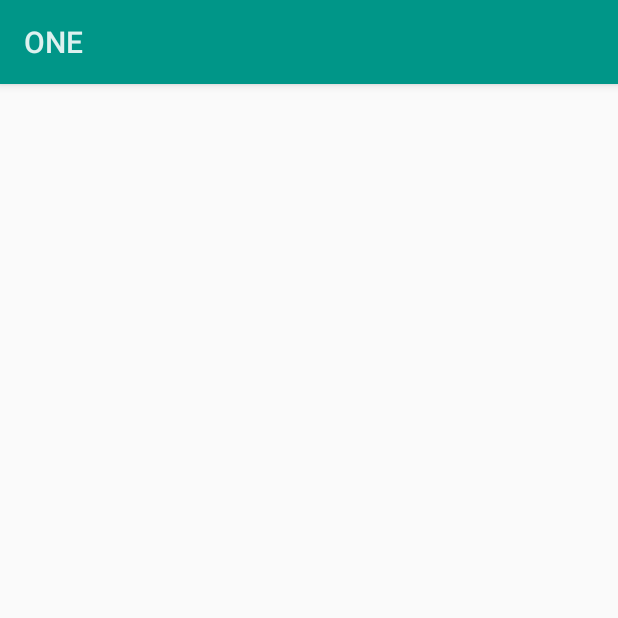
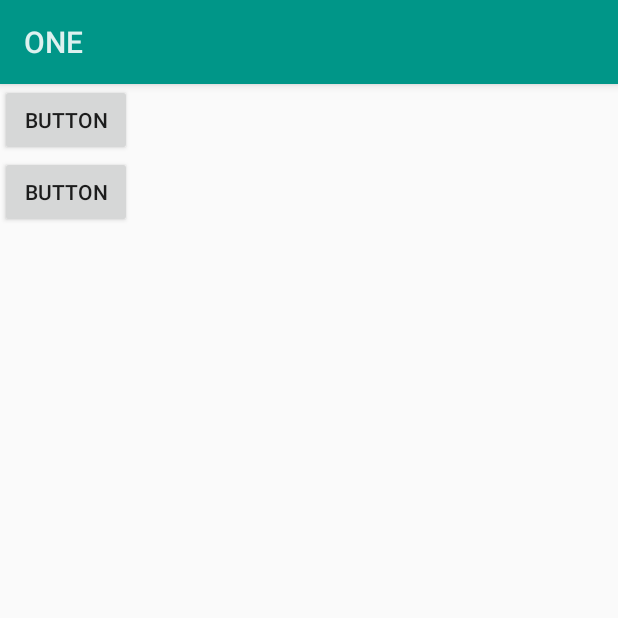
Before and after one commit to MPyun/ONE, an Android app: the screen it shows after launch (MainActivity), on a phone screen of 412 x 824 dp, the top half of it. Run offline under Robolectric (Android 15) with nearby library versions, the phone set to English and light mode, and no system bars.

Commit message:
新增ListView活动页面” git commit -m 新增ListView活动页面”

```diff
--- a/app/src/main/java/com/huacao/one/MainActivity.java
+++ b/app/src/main/java/com/huacao/one/MainActivity.java
@@ -1,7 +1,9 @@
 package com.huacao.one;
 
 import android.app.Activity;
+import android.content.Intent;
 import android.os.Bundle;
+import android.view.View;
 
 public class MainActivity extends Activity {
 
@@ -11,5 +13,8 @@ public class MainActivity extends Activity {
         setContentView(R.layout.activity_main);
 
     }
-
+	public void tolistview(View v){
+		Intent intent = new Intent(this,ListView.class);
+		startActivity(intent);
+		}
 }
--- a/app/src/main/res/layout/activity_main.xml
+++ b/app/src/main/res/layout/activity_main.xml
@@ -1,7 +1,21 @@
+<?xml version="1.0" encoding="utf-8"?>
 <LinearLayout
-    xmlns:android="http://schemas.android.com/apk/res/android"
-    xmlns:app="http://schemas.android.com/apk/res-auto"
-    android:layout_width="match_parent"
-    android:layout_height="match_parent">
+	xmlns:android="http://schemas.android.com/apk/res/android"
+	xmlns:app="http://schemas.android.com/apk/res-auto"
+	android:layout_width="match_parent"
+	android:layout_height="match_parent"
+	android:orientation="vertical">
+
+	<Button
+		android:layout_width="wrap_content"
+		android:layout_height="wrap_content"
+		android:text="Button"
+		android:id="@+id/listviewbt"
+		android:onClick="tolistview"/>
+
+	<Button
+		android:layout_width="wrap_content"
+		android:layout_height="wrap_content"
+		android:text="Button"/>
 
 </LinearLayout>
```
Also changed, not shown: app/src/main/AndroidManifest.xml (+8 -2 lines), app/src/main/java/com/huacao/one/ListView.java (added, +23 -0 lines), app/src/main/res/layout/activity_listview.xml (added, +14 -0 lines).
